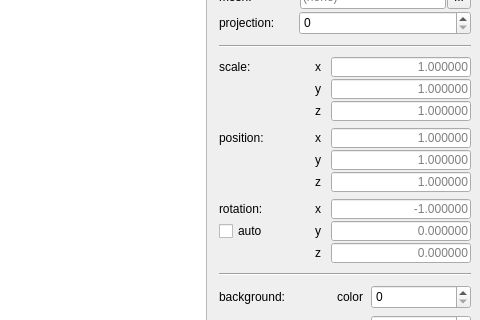
This is src/gui/mainwindow.ui in Dolaxom/C_3DEngine as Qt 5 draws it before an edit; both pictures show x 531 to 1011 and y 160 to 480 of the 1011 by 820 pixel window. The edited form follows.
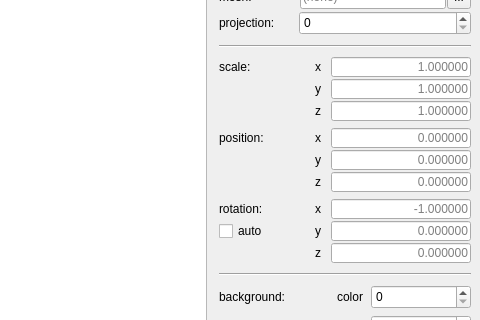
This is the edited form.

Commit message: mouse events upd, rotation init gui value change to 0

```diff
--- a/src/gui/mainwindow.ui
+++ b/src/gui/mainwindow.ui
@@ -548,7 +548,7 @@
            <set>Qt::AlignRight|Qt::AlignTrailing|Qt::AlignVCenter</set>
           </property>
           <property name="placeholderText">
-           <string>1.000000</string>
+           <string>0.000000</string>
           </property>
          </widget>
         </item>
@@ -570,7 +570,7 @@
            <set>Qt::AlignRight|Qt::AlignTrailing|Qt::AlignVCenter</set>
           </property>
           <property name="placeholderText">
-           <string>1.000000</string>
+           <string>0.000000</string>
           </property>
          </widget>
         </item>
@@ -617,7 +617,7 @@
            <set>Qt::AlignRight|Qt::AlignTrailing|Qt::AlignVCenter</set>
           </property>
           <property name="placeholderText">
-           <string>1.000000</string>
+           <string>0.000000</string>
           </property>
          </widget>
         </item>
```
The commit also changes 1 other file.
